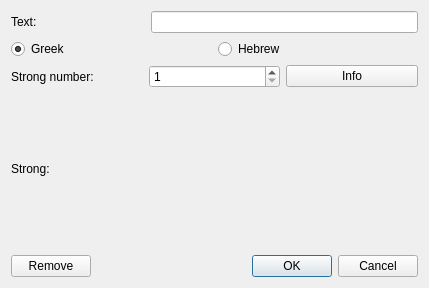
First picture: the form in src/properties/strongproperty/strongproperty.ui, repository axsapronov/bQella, before the edit.
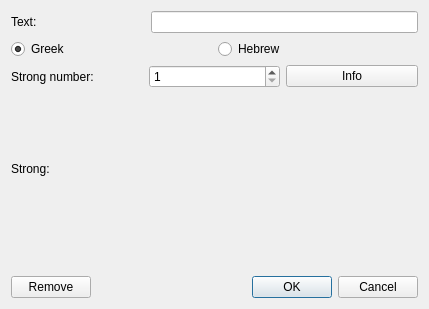
Second picture: the form after the edit.

Commit message: Minor fix export, minor fix import, minor fix strong dialog

Diff of the .ui file:
```diff
--- a/src/properties/strongproperty/strongproperty.ui
+++ b/src/properties/strongproperty/strongproperty.ui
@@ -7,7 +7,7 @@
     <x>0</x>
     <y>0</y>
     <width>429</width>
-    <height>288</height>
+    <height>309</height>
    </rect>
   </property>
   <property name="windowTitle">
```
Left out of the diff: 3 changed lines with no effect on the pictures. The commit also changes 5 other files.
